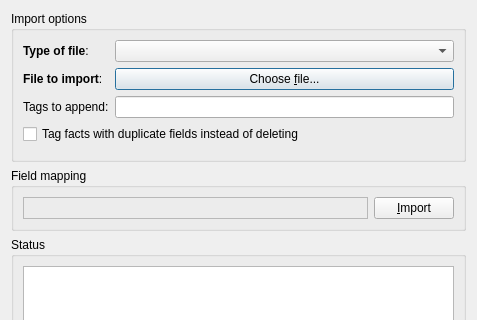
The window that designer/importing.ui (ankitects/anki) describes before a commit, drawn with Qt 5; both pictures show x 0 to 477 and y 0 to 320 of the 477 by 484 pixel window.
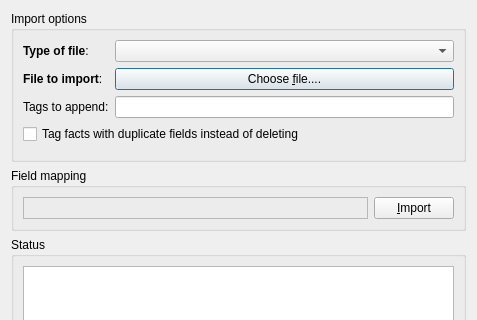
The same window after the commit.

Diff of the .ui file:
```diff
--- a/designer/importing.ui
+++ b/designer/importing.ui
@@ -64,7 +64,7 @@
         <item row="1" column="1" >
          <widget class="QPushButton" name="file" >
           <property name="text" >
-           <string>Choose &amp;file...</string>
+           <string>Choose &amp;file....</string>
           </property>
           <property name="default" >
            <bool>true</bool>
```
